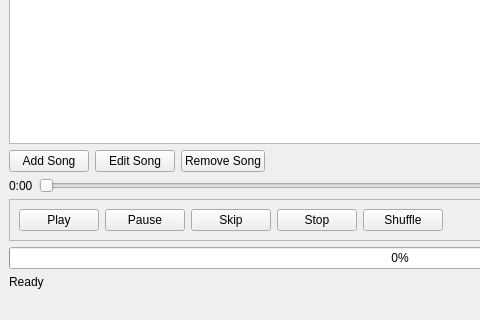
cynodesmus/aceradio, file MainWindow.ui: the form before one commit; both pictures show x 0 to 480 and y 280 to 600 of the 800 by 600 pixel window.
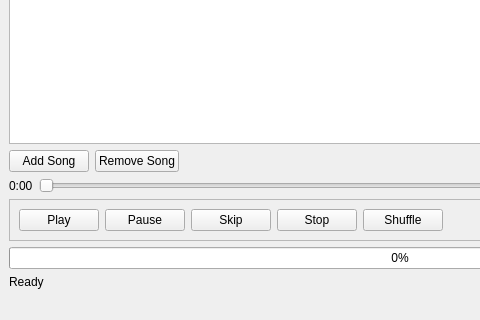
The form after the commit. Icons and pictures are not drawn.

Commit message: Edit dialog via double click

What changed in the file:
```diff
--- a/MainWindow.ui
+++ b/MainWindow.ui
@@ -48,13 +48,6 @@
         </property>
        </widget>
       </item>
-      <item>
-       <widget class="QPushButton" name="editSongButton">
-        <property name="text">
-         <string>Edit Song</string>
-        </property>
-       </widget>
-      </item>
       <item>
        <widget class="QPushButton" name="removeSongButton">
         <property name="text">
```
Left out of the diff: 2 changed lines with no effect on the pictures. The commit also changes 3 other files.
